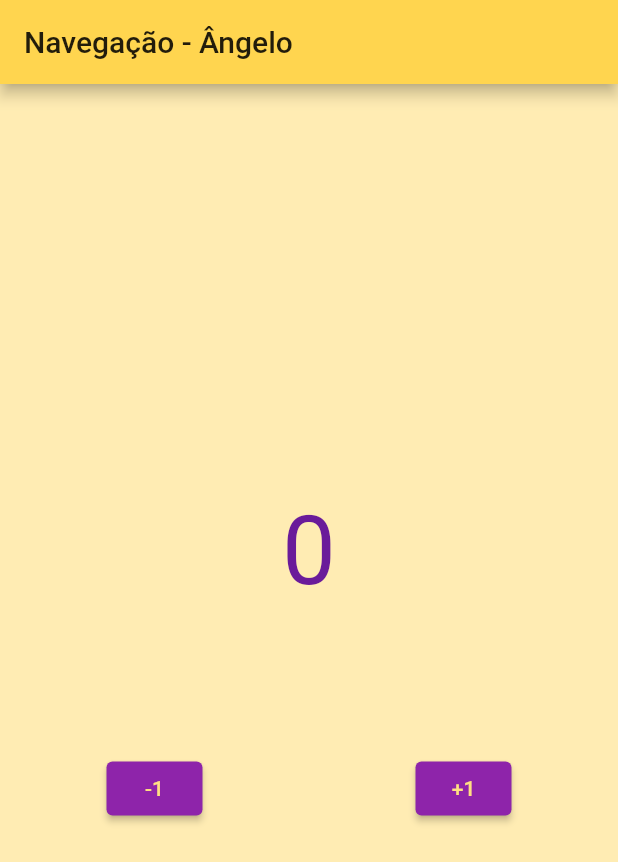
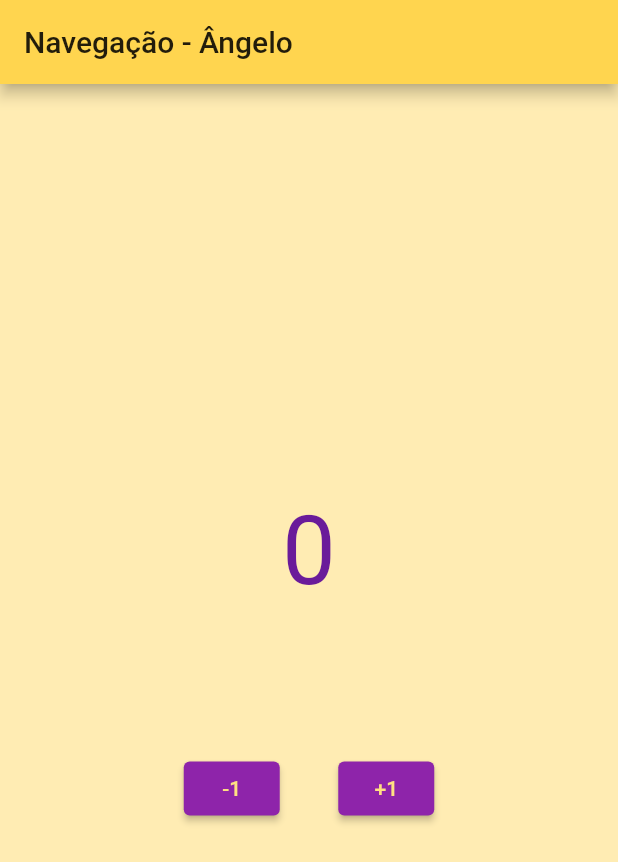
Before and after one commit to MSavioti/Estudo-Navegacao-Flutter, a Flutter app: the screen it shows after launch, on a phone screen of 412 x 824 dp. Shown: the top 862 px of the screen. Run offline on Flutter 3.47's test engine with Material 2 defaults, Android fonts, the phone set to English and light mode, and no system bars.

Commit message:
melhorando espaçamento entre botões

```diff
--- a/lib/main.dart
+++ b/lib/main.dart
@@ -55,6 +55,7 @@ class _HomePageState extends State<HomePage> {
   @override
   Widget build(BuildContext context) {
     double _counterCanvasHeight = MediaQuery.of(context).size.height / 2;
+    double _counterCanvasWidth = MediaQuery.of(context).size.width / 2;
 
     return Scaffold(
         appBar: AppBar(
@@ -62,6 +63,7 @@ class _HomePageState extends State<HomePage> {
         ),
         body: Center(
           child: SizedBox(
+            width: _counterCanvasWidth,
             height: _counterCanvasHeight,
             child: Column(
               mainAxisAlignment: MainAxisAlignment.spaceEvenly,
```
